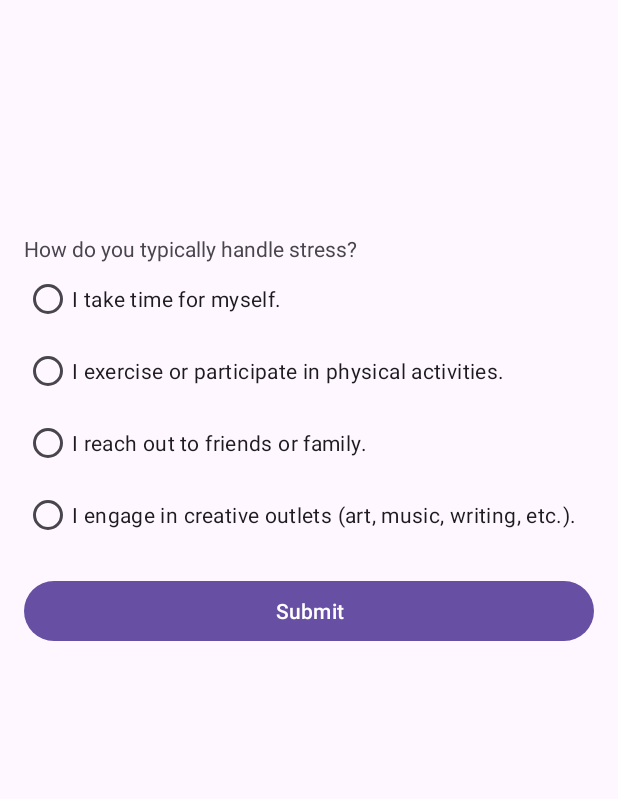
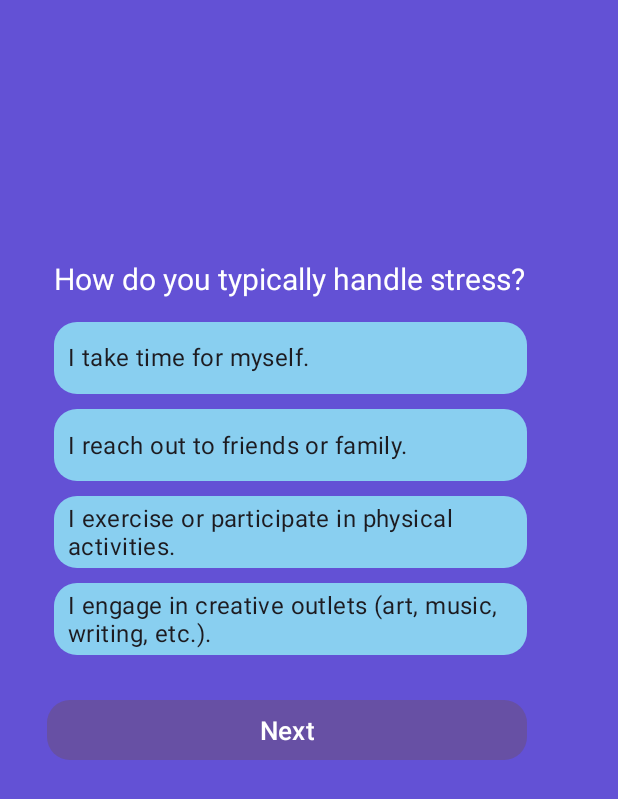
Before and after one commit to sh0utTMMM/MindfulU, an Android app: the SecondQuestion screen opened directly, with no data from a screen before it, on a phone screen of 412 x 824 dp. Shown: the top 799 px of the screen. Run offline under Robolectric (Android 15) with nearby library versions, the phone set to English and light mode, and no system bars.

Commit message:
Adjusting the design of the quiz pages

```diff
--- a/app/src/main/java/com/example/mooddetection/SecondQuestion.kt
+++ b/app/src/main/java/com/example/mooddetection/SecondQuestion.kt
@@ -42,5 +42,18 @@ class SecondQuestion : AppCompatActivity() {
             intent.putExtras(bundleAnswer2)
             startActivity(intent)
         }
+
+        val radioAnswer1 = findViewById<RadioButton>(R.id.rb_question2_answer1)
+        val radioAnswer2 = findViewById<RadioButton>(R.id.rb_question2_answer2)
+        val radioAnswer3 = findViewById<RadioButton>(R.id.rb_question2_answer3)
+        val radioAnswer4 = findViewById<RadioButton>(R.id.rb_question2_answer4)
+
+
+
+        radioAnswer1.background = resources.getDrawable(R.drawable.custom_radiobutton)
+        radioAnswer2.background = resources.getDrawable(R.drawable.custom_radiobutton)
+        radioAnswer3.background = resources.getDrawable(R.drawable.custom_radiobutton)
+        radioAnswer4.background = resources.getDrawable(R.drawable.custom_radiobutton)
+
     }
 }
--- a/app/src/main/res/drawable/ic_radio_button_unchecked.xml
+++ b/app/src/main/res/drawable/ic_radio_button_unchecked.xml
@@ -1,6 +1,6 @@
 <?xml version="1.0" encoding="utf-8"?>
 <!-- custom_radio_button_checked.xml -->
 <shape xmlns:android="http://schemas.android.com/apk/res/android">
-    <solid android:color="@color/purple" /> <!-- Background color when checked -->
+    <solid android:color="@color/lightblue" /> <!-- Background color when checked -->
     <corners android:radius="15dp" /> <!-- Corner radius -->
 </shape>
--- a/app/src/main/res/layout/second_question.xml
+++ b/app/src/main/res/layout/second_question.xml
@@ -4,61 +4,87 @@
     android:layout_width="match_parent"
     xmlns:app="http://schemas.android.com/apk/res-auto"
     android:layout_height="match_parent"
+    android:background="@color/purple"
     tools:context=".SecondQuestion"
     >
 
     <LinearLayout
         android:layout_width="match_parent"
         android:layout_height="wrap_content"
-        android:layout_marginTop="124dp"
+        android:layout_marginTop="140dp"
         android:orientation="vertical"
         android:padding="16dp"
         app:layout_constraintTop_toTopOf="parent"
-        tools:layout_editor_absoluteX="-16dp">
+        tools:layout_editor_absoluteX="0dp">
 
         <TextView
+            android:text="How do you typically handle stress?"
             android:layout_width="match_parent"
             android:layout_height="wrap_content"
             android:layout_marginTop="16dp"
-            android:text="How do you typically handle stress?" />
+            android:textSize="20dp"
+            android:textColor="@color/white"
+            android:layout_marginLeft="20dp" />
 
         <!-- Question 2 -->
         <RadioGroup
             android:id="@+id/rg_question2"
             android:layout_width="match_parent"
-            android:layout_height="wrap_content">
+            android:layout_height="wrap_content"
+            android:layout_marginLeft="20dp"
+            android:layout_marginTop="15dp">
 
             <RadioButton
                 android:id="@+id/rb_question2_answer1"
-                android:layout_width="wrap_content"
+                android:layout_width="315dp"
                 android:layout_height="wrap_content"
+                android:layout_marginBottom="10dp"
+                android:button="@drawable/custom_radiobutton"
+                android:includeFontPadding="false"
+                android:paddingStart="10dp"
+                android:textSize="16dp"
                 android:text="I take time for myself." />
 
             <RadioButton
                 android:id="@+id/rb_question2_answer2"
-                android:layout_width="wrap_content"
+                android:layout_width="315dp"
                 android:layout_height="wrap_content"
-                android:text="I exercise or participate in physical activities." />
+                android:layout_marginBottom="10dp"
+                android:button="@drawable/custom_radiobutton"
+                android:paddingStart="10dp"
+                android:textSize="16dp"
+                android:text="I reach out to friends or family." />
 
             <RadioButton
                 android:id="@+id/rb_question2_answer3"
-                android:layout_width="wrap_content"
+                android:layout_width="315dp"
                 android:layout_height="wrap_content"
-                android:text="I reach out to friends or family." />
+                android:layout_marginBottom="10dp"
+                android:button="@drawable/custom_radiobutton"
+                android:paddingStart="10dp"
+                android:textSize="16dp"
+                android:text="I exercise or participate in physical activities."/>
 
             <RadioButton
                 android:id="@+id/rb_question2_answer4"
-                android:layout_width="wrap_content"
+                android:layout_width="315dp"
                 android:layout_height="wrap_content"
+                android:layout_marginBottom="10dp"
+                android:button="@drawable/custom_radiobutton"
+                android:paddingStart="10dp"
+                android:textSize="16dp"
                 android:text="I engage in creative outlets (art, music, writing, etc.)." />
         </RadioGroup>
 
         <Button
             android:id="@+id/btn_submit"
-            android:layout_width="match_parent"
+            android:layout_width="320dp"
             android:layout_height="wrap_content"
             android:layout_marginTop="16dp"
-            android:text="Submit" />
+            android:textSize="17dp"
+            android:layout_marginLeft="15dp"
+            app:cornerRadius = "15dp"
+            android:text="Next"/>
 
     </LinearLayout>
 
--- a/app/src/main/res/values/colors.xml
+++ b/app/src/main/res/values/colors.xml
@@ -4,5 +4,5 @@
     <color name="white">#FFFFFFFF</color>
     <color name="purple">#6351D5</color>
     <color name="green">#3CB148</color>
-
+    <color name="lightblue">#89CFF0</color>
 </resources>
```
Also changed, not shown: app/src/main/java/com/example/mooddetection/FourthQuestion.kt (+14 -0 lines), app/src/main/java/com/example/mooddetection/ThirdQuestion.kt (+12 -0 lines), app/src/main/res/layout/first_question.xml (+22 -14 lines), app/src/main/res/layout/fourth_question.xml (+36 -8 lines), app/src/main/res/layout/third_question.xml (+34 -8 lines).
